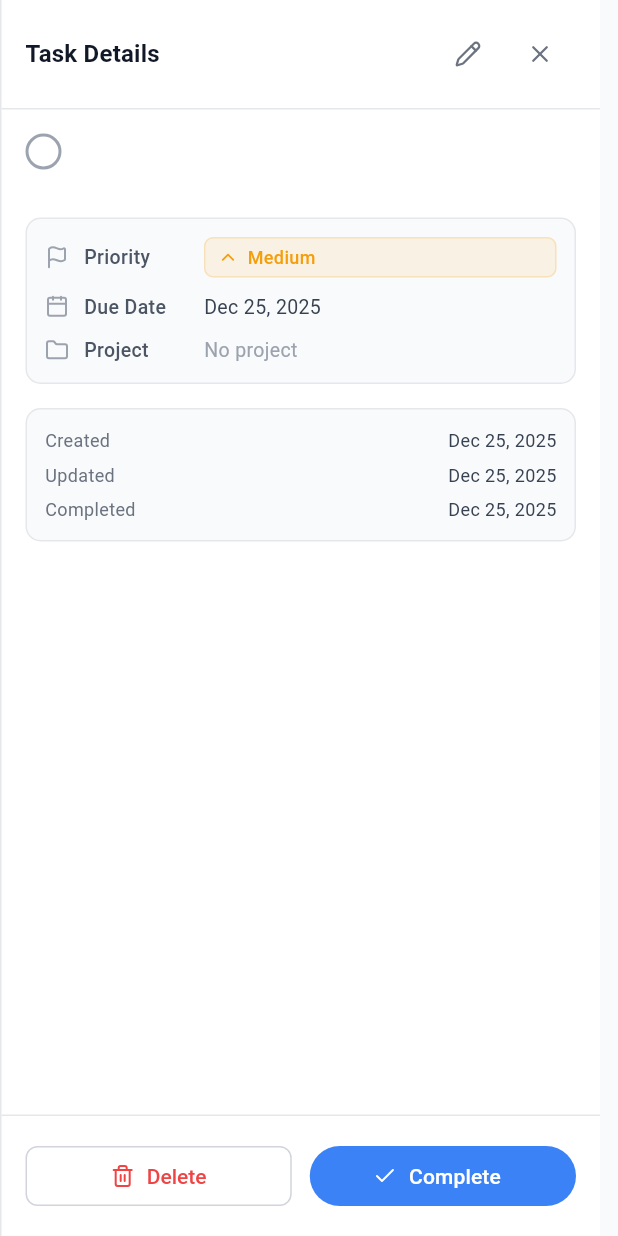
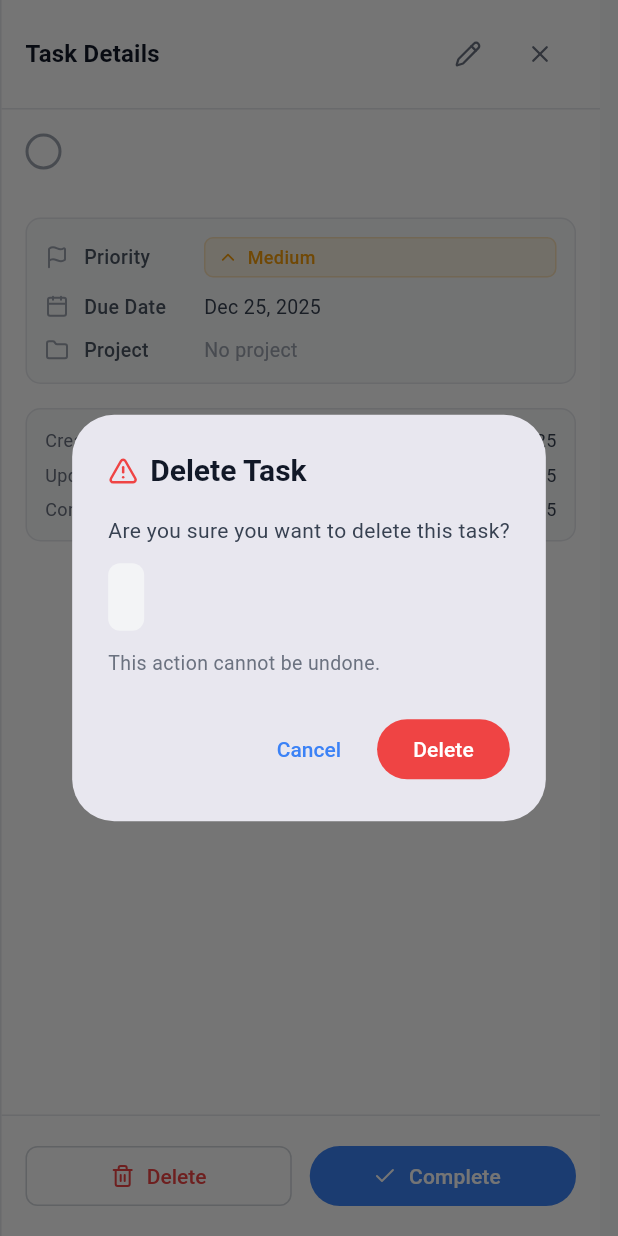
Before and after one commit to openza/tasks, a Flutter app: the TaskDetail widget shown alone on an empty page, opened directly with empty values, after a tap on "Delete", on a phone screen of 412 x 824 dp. Run offline on Flutter 3.47's test engine with Material 3 defaults, Android fonts, the phone set to English and light mode, and no system bars; drawn by our look-alikes of toastification; our stand-ins replace dio, drift, file_picker, flutter_riverpod, flutter_secure_storage, flutter_svg and 5 more; missing offline and left inert: dart:ffi, window_manager; accounts and stored records are empty; generated files the repository leaves out were written again.

Commit message:
feat: add confirmation dialog for task deletion
Shows dialog with task title preview and warning that action
cannot be undone. User must explicitly confirm before deletion.

```diff
--- a/lib/presentation/widgets/tasks/task_detail.dart
+++ b/lib/presentation/widgets/tasks/task_detail.dart
@@ -1057,7 +1057,7 @@ class _TaskDetailState extends ConsumerState<TaskDetail> {
           ] else ...[
             Expanded(
               child: OutlinedButton.icon(
-                onPressed: () => widget.onDelete?.call(widget.task),
+                onPressed: () => _confirmDelete(context),
                 icon: Icon(LucideIcons.trash2, size: 16),
                 label: const Text('Delete'),
                 style: OutlinedButton.styleFrom(
@@ -1132,6 +1132,63 @@ class _TaskDetailState extends ConsumerState<TaskDetail> {
     });
   }
 
+  void _confirmDelete(BuildContext context) {
+    showDialog(
+      context: context,
+      builder: (dialogContext) => AlertDialog(
+        title: Row(
+          children: [
+            Icon(LucideIcons.alertTriangle, size: 20, color: AppTheme.errorRed),
+            const SizedBox(width: 8),
+            const Text('Delete Task'),
+          ],
+        ),
+        content: Column(
+          mainAxisSize: MainAxisSize.min,
+          crossAxisAlignment: CrossAxisAlignment.start,
+          children: [
+            const Text('Are you sure you want to delete this task?'),
+            const SizedBox(height: 12),
+            Container(
+              padding: const EdgeInsets.all(12),
+              decoration: BoxDecoration(
+                color: AppTheme.gray100,
+                borderRadius: BorderRadius.circular(8),
+              ),
+              child: Text(
+                widget.task.title,
+                style: const TextStyle(fontWeight: FontWeight.w500),
+                maxLines: 2,
+                overflow: TextOverflow.ellipsis,
+              ),
+            ),
+            const SizedBox(height: 12),
+            Text(
+              'This action cannot be undone.',
+              style: TextStyle(fontSize: 13, color: AppTheme.gray500),
+            ),
+          ],
+        ),
+        actions: [
+          TextButton(
+            onPressed: () => Navigator.pop(dialogContext),
+            child: const Text('Cancel'),
+          ),
+          FilledButton(
+            onPressed: () {
+              Navigator.pop(dialogContext);
+              widget.onDelete?.call(widget.task);
+            },
+            style: FilledButton.styleFrom(
+              backgroundColor: AppTheme.errorRed,
+            ),
+            child: const Text('Delete'),
+          ),
+        ],
+      ),
+    );
+  }
+
   void _saveChanges() {
     // Create updated labels from edited names
     final updatedLabels = _editLabelNames.map((name) {
```
